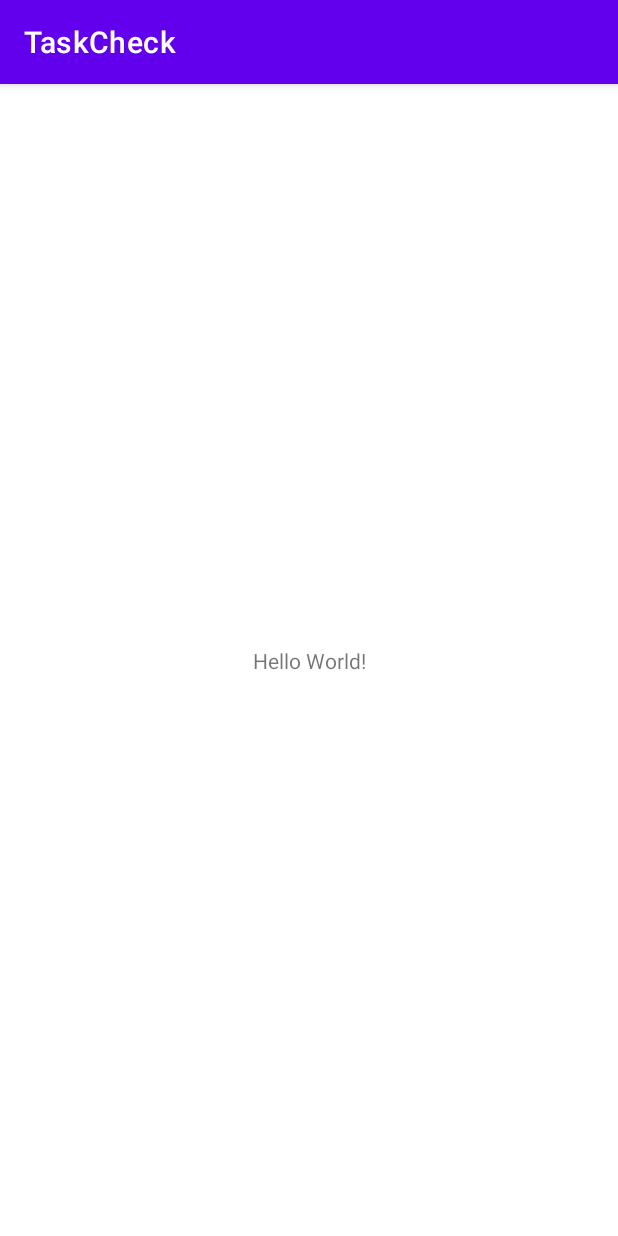
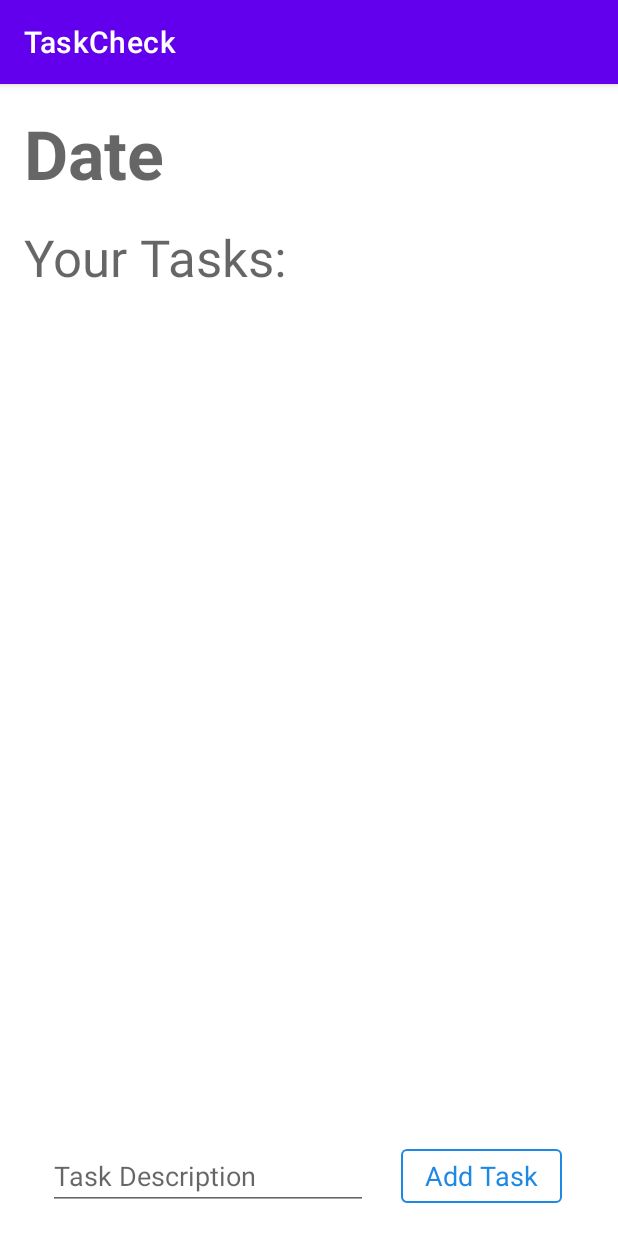
Before and after one commit to sanskar10100/TaskCheck, an Android app: the screen it shows after launch (MainActivity), on a phone screen of 412 x 824 dp. Run offline under Robolectric (Android 15) with nearby library versions, the phone set to English and light mode, and no system bars.

Commit message:
Primary Screen Layout Added

```diff
--- a/app/src/main/res/layout/activity_main.xml
+++ b/app/src/main/res/layout/activity_main.xml
@@ -7,12 +7,73 @@
     tools:context=".MainActivity">
 
     <TextView
+        android:id="@+id/text_view_date"
         android:layout_width="wrap_content"
         android:layout_height="wrap_content"
-        android:text="Hello World!"
-        app:layout_constraintBottom_toBottomOf="parent"
-        app:layout_constraintLeft_toLeftOf="parent"
-        app:layout_constraintRight_toRightOf="parent"
+        android:layout_marginStart="16dp"
+        android:layout_marginTop="16dp"
+        android:fontFamily="sans-serif"
+        android:text="@string/date"
+        android:textAppearance="@style/TextAppearance.AppCompat.Display2"
+        android:textStyle="bold"
+        app:layout_constraintStart_toStartOf="parent"
         app:layout_constraintTop_toTopOf="parent" />
 
+    <TextView
+        android:id="@+id/text_view_your_tasks"
+        android:layout_width="wrap_content"
+        android:layout_height="wrap_content"
+        android:layout_marginStart="16dp"
+        android:layout_marginTop="16dp"
+        android:text="@string/your_tasks"
+        android:textAppearance="@style/TextAppearance.AppCompat.Display1"
+        app:layout_constraintStart_toStartOf="parent"
+        app:layout_constraintTop_toBottomOf="@+id/text_view_date" />
+
+    <androidx.recyclerview.widget.RecyclerView
+        android:id="@+id/recyler_view_tasks"
+        android:layout_width="0dp"
+        android:layout_height="0dp"
+        android:layout_marginStart="16dp"
+        android:layout_marginTop="16dp"
+        android:layout_marginEnd="16dp"
+        android:layout_marginBottom="32dp"
+        android:background="#0064FFDA"
+        android:scrollbars="vertical"
+        app:layout_constraintBottom_toTopOf="@+id/button_add_task"
+        app:layout_constraintEnd_toEndOf="parent"
+        app:layout_constraintStart_toStartOf="parent"
+        app:layout_constraintTop_toBottomOf="@+id/text_view_your_tasks" />
+
+    <EditText
+        android:id="@+id/edit_text_task_description"
+        style="@style/Widget.AppCompat.EditText"
+        android:layout_width="0dp"
+        android:autofillHints="@string/task_description"
+        android:layout_height="wrap_content"
+        android:layout_marginStart="32dp"
+        android:ems="10"
+        android:hint="@string/task_description"
+        android:inputType="textShortMessage"
+        android:singleLine="true"
+        android:textAppearance="@style/TextAppearance.AppCompat.Medium"
+        app:layout_constraintBaseline_toBaselineOf="@+id/button_add_task"
+        app:layout_constraintStart_toStartOf="parent" />
+
+    <Button
+        android:id="@+id/button_add_task"
+        style="@style/Widget.MaterialComponents.Button.OutlinedButton"
+        android:layout_width="wrap_content"
+        android:layout_height="wrap_content"
+        android:layout_marginEnd="16dp"
+        android:layout_marginBottom="16dp"
+        android:text="@string/add_task"
+        android:textAppearance="@style/TextAppearance.AppCompat.Medium"
+        android:textColor="#1E88E5"
+        app:iconTint="#039BE5"
+        app:layout_constraintBottom_toBottomOf="parent"
+        app:layout_constraintEnd_toEndOf="parent"
+        app:layout_constraintStart_toEndOf="@+id/edit_text_task_description"
+        app:rippleColor="#1E88E5"
+        app:strokeColor="#1E88E5" />
 </androidx.constraintlayout.widget.ConstraintLayout>
--- a/app/src/main/res/values/strings.xml
+++ b/app/src/main/res/values/strings.xml
@@ -1,3 +1,7 @@
 <resources>
-    <string name="app_name">TaskCheck</string>
+    <string name="app_name" translatable="false">TaskCheck</string>
+    <string name="date">Date</string>
+    <string name="your_tasks">Your Tasks:</string>
+    <string name="task_description">Task Description</string>
+    <string name="add_task">Add Task</string>
 </resources>
```
Also changed, not shown: 1 other file.
